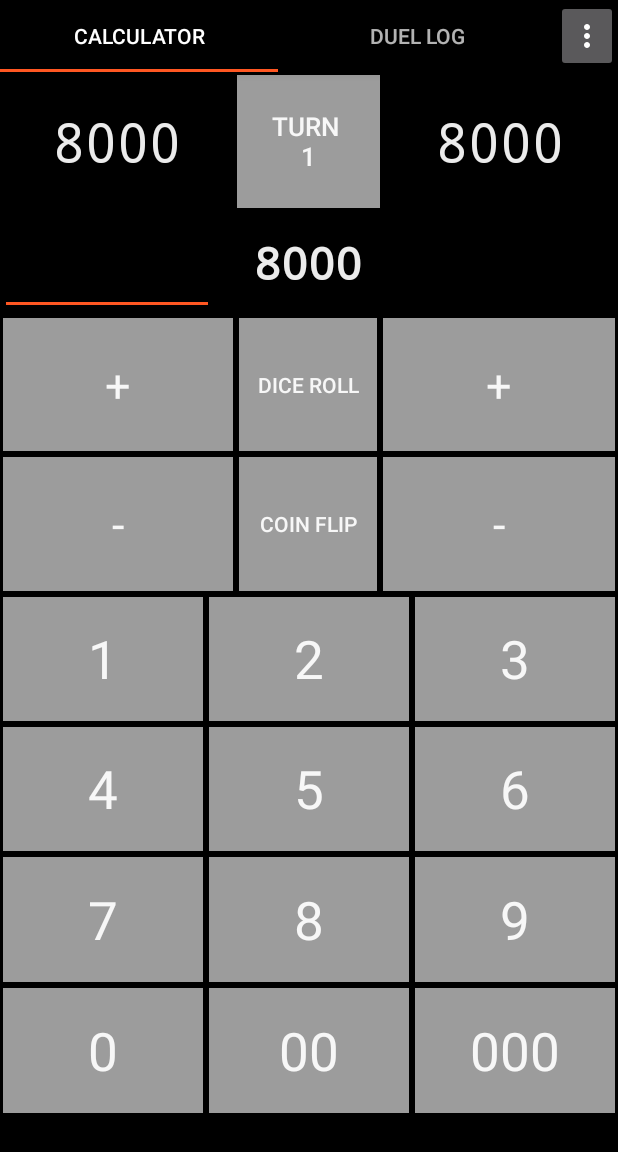
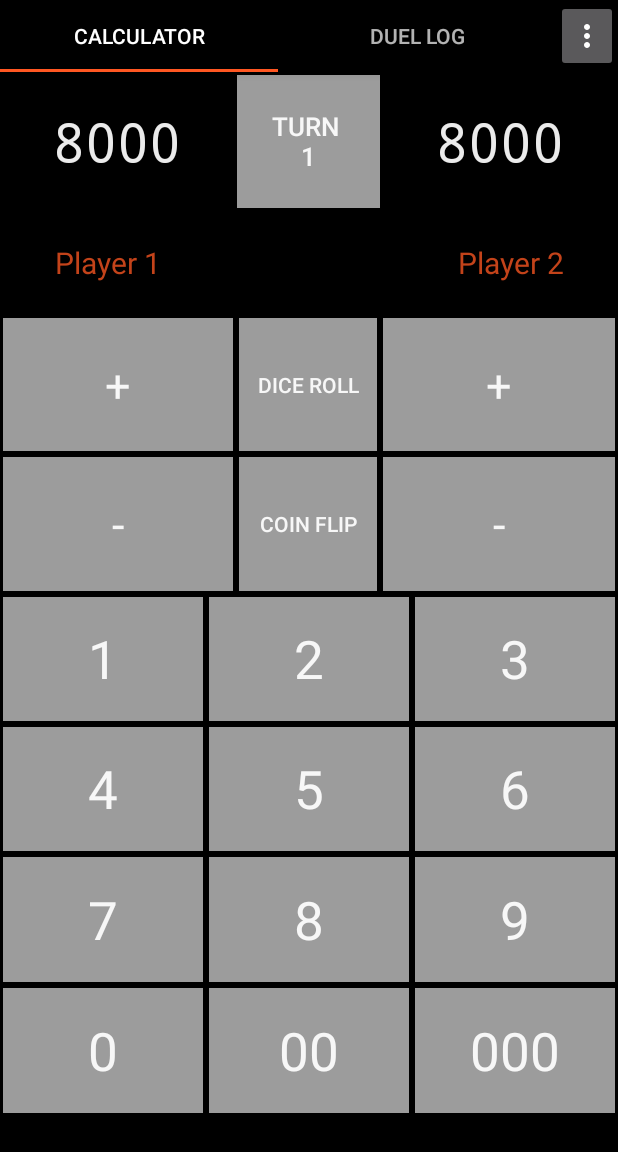
Before and after one commit to amicloud/SideDeck, an Android app: the screen it shows after launch (MainActivity), on a phone screen of 412 x 824 dp. Shown: the top 1152 px of the screen. Run offline under Robolectric (Android 15) with nearby library versions, the phone set to English and light mode, and no system bars; our stand-ins replace AdMob.

Commit message:
-Fixed sound -Finally fixed the focus issue with the EditTexts, now removes focus when the enter button is clicked proberly -Added toast for LP change, not sure if I want to keep that -Tidied up on create functions, moving a lot of stuff to helper methods

```diff
--- a/app/src/main/java/com/outplaysoftworks/sidedeck/CalcFragment.java
+++ b/app/src/main/java/com/outplaysoftworks/sidedeck/CalcFragment.java
@@ -2,10 +2,16 @@ package com.outplaysoftworks.sidedeck;
 
 
 import android.animation.ValueAnimator;
+import android.app.Activity;
 import android.content.Context;
+import android.inputmethodservice.Keyboard;
+import android.media.AudioManager;
 import android.media.MediaPlayer;
+import android.media.SoundPool;
 import android.os.Bundle;
 import android.support.v4.app.Fragment;
+import android.text.method.KeyListener;
+import android.view.KeyCharacterMap;
 import android.view.KeyEvent;
 import android.view.LayoutInflater;
 import android.view.View;
@@ -14,6 +20,7 @@ import android.view.inputmethod.InputMethodManager;
 import android.widget.Button;
 import android.widget.EditText;
 import android.widget.TextView;
+import android.widget.Toast;
 
 import org.w3c.dom.Text;
 
@@ -27,9 +34,14 @@ public class CalcFragment extends Fragment {
     static TextView playerOneLP;
     static TextView playerTwoLP;
     static Button turnButton;
-    EditText playerOneName;
-    EditText playerTwoName;
+    static EditText playerOneName;
+    static EditText playerTwoName;
+    static SoundPool soundPool;
+    static Integer lpCounterSoundId;
+    static Context ourContext;
+    static Toast lpToast;
 
+    static Integer numberTransitionDuration = 1050;
     public static Integer defaultLP = 8000;
     static Integer turnNumber = 0;
     static Integer currentLP1 = defaultLP;
@@ -50,32 +62,52 @@ public class CalcFragment extends Fragment {
         // Inflate the layout for this fragment
         View view = inflater.inflate(R.layout.fragment_calc, container, false);
         //Assign view variables after inflation is done
-        numberHolder = (TextView)view.findViewById(R.id.numberHolder);
-        playerOneLP = (TextView)view.findViewById(R.id.playerOneLP);
-        playerOneLP.setText(defaultLP.toString());
-        playerTwoLP = (TextView)view.findViewById(R.id.playerTwoLP);
-        playerTwoLP.setText(defaultLP.toString());
-        turnButton = (Button)view.findViewById(R.id.buttonTurn);
-        playerOneName = (EditText)view.findViewById(R.id.playerOneName);
-        playerTwoName = (EditText)view.findViewById(R.id.playerTwoName);
-
+        assignVariableIds(view);
+        makeListeners();
+        soundPool = new SoundPool(12, AudioManager.STREAM_MUSIC, 0);
+        lpCounterSoundId = soundPool.load(view.getContext(), R.raw.lpcountersound, 1);
 
 
         //return that view
+        return view;
+    }
 
-        return view;
+    private void makeListeners(){
+        playerOneName.setOnKeyListener(new View.OnKeyListener() {
+            @Override
+            public boolean onKey(View v, int keyCode, KeyEvent event) {
+                if(event.getKeyCode() == KeyEvent.KEYCODE_ENTER){
+                    v.clearFocus();
+                    hideKeyboardFrom(getContext(), v);
+                    return true;
+                }
+                return false;
+            }
+        });
+        playerTwoName.setOnKeyListener(new View.OnKeyListener() {
+            @Override
+            public boolean onKey(View v, int keyCode, KeyEvent event) {
+                if(event.getKeyCode() == KeyEvent.KEYCODE_ENTER){
+                    v.clearFocus();
+                    hideKeyboardFrom(getContext(), v);
+                    return true;
+                }
+                return false;
+            }
+        });
+
+
     }
 
     public static void setNumberHolderText(String value){
         numberHolder.setText(value);
     }
 
-
     //Animates the transition between numbers when calculation is performed
     public static void animateTextView(int initialValue, int finalValue, final TextView textview) {
         if(initialValue != finalValue) { //will not do anything if both values are equal
             ValueAnimator valueAnimator = ValueAnimator.ofInt((int) initialValue, (int) finalValue);
-            valueAnimator.setDuration(1000);
+            valueAnimator.setDuration(numberTransitionDuration);
 
             valueAnimator.addUpdateListener(new ValueAnimator.AnimatorUpdateListener() {
                 @Override
@@ -90,17 +122,20 @@ public class CalcFragment extends Fragment {
 
     }
 
-
-
     //Changes LP
     public static void modLP(String tag, int value){
         previousLP1 = currentLP1;
         previousLP2 = currentLP2;
+        String toastText = "";
+        if(value != 0){
+            soundPool.play(lpCounterSoundId, 1, 1, 1, 0, 1);
+        }
         switch (tag){
             case "1+":
-                if(currentLP1 + value < 999999)
+                if(currentLP1 + value < 999999){
                     currentLP1 += value;
-                else
+                    toastText = "Added " + value +" LP to " + playerOneName.getText().toString() ;
+                }else
                     currentLP1 = 999999;
                 break;
             case "1-":
@@ -108,7 +143,6 @@ public class CalcFragment extends Fragment {
                 currentLP1 -= value;
                 else
                     currentLP1 = 0;
-
                 break;
             case "2+":
                 if(currentLP2 + value < 999999)
@@ -123,8 +157,31 @@ public class CalcFragment extends Fragment {
                     currentLP2 = 0;
                 break;
         }
+        //TODO: Create more toasts
+        lpToast = Toast.makeText(ourContext, toastText, Toast.LENGTH_SHORT);
+        lpToast.show();
         animateTextView(previousLP1, currentLP1, playerOneLP);
         animateTextView(previousLP2, currentLP2, playerTwoLP);
+
+    }
+
+    //Assigns view variables with java ids
+    private void assignVariableIds(View view){
+        numberHolder = (TextView)view.findViewById(R.id.numberHolder);
+        playerOneLP = (TextView)view.findViewById(R.id.playerOneLP);
+        playerOneLP.setText(defaultLP.toString());
+        playerTwoLP = (TextView)view.findViewById(R.id.playerTwoLP);
+        playerTwoLP.setText(defaultLP.toString());
+        turnButton = (Button)view.findViewById(R.id.buttonTurn);
+        playerOneName = (EditText)view.findViewById(R.id.playerOneName);
+        playerTwoName = (EditText)view.findViewById(R.id.playerTwoName);
+        ourContext = getContext();
+
+    }
+
+    public static void hideKeyboardFrom(Context context, View view) {
+        InputMethodManager imm = (InputMethodManager) context.getSystemService(Activity.INPUT_METHOD_SERVICE);
+        imm.hideSoftInputFromWindow(view.getWindowToken(), 0);
     }
 
 }
--- a/app/src/main/res/layout/fragment_calc.xml
+++ b/app/src/main/res/layout/fragment_calc.xml
@@ -66,9 +66,12 @@
 
             <!--Second layout, for the player names and working number for LP calc-->
             <LinearLayout
+                android:id="@+id/nameLayout"
                 android:layout_width="match_parent"
                 android:layout_height="0dp"
-                android:layout_weight="3">
+                android:layout_weight="3"
+                android:focusableInTouchMode="true"
+                android:descendantFocusability="beforeDescendants">
 
                 <EditText
                     android:cursorVisible="false"
@@ -83,8 +86,18 @@
                     android:elevation="0dp"
                     android:gravity="left|center_vertical"
                     android:typeface="sans"
-                    android:textColor="@color/icons"
-                    android:textSize="20dp" />
+                    android:textColor="@color/accenttranslucent"
+                    android:textSize="20dp"
+                    android:textIsSelectable="false"
+                    android:clickable="true"
+                    android:focusable="true"
+                    android:focusableInTouchMode="true"
+                    android:selectAllOnFocus="true"
+                    android:textColorHint="@color/accenttranslucent"
+                    android:elegantTextHeight="false"
+                    android:capitalize="words"
+                    android:textAlignment="center"
+                    android:text="Player 1" />
 
                 <TextView android:id="@+id/numberHolder"
                     android:layout_width="0dp"
@@ -94,7 +107,6 @@
                     android:typeface="monospace"
                     android:maxLines="1"
                     android:shadowColor="#b0b0b0"
-                    android:text="8000"
                     android:gravity="center"
                     android:textSize="30dp"
                     android:elevation="0dp"
@@ -109,15 +121,23 @@
                     android:layout_weight="4"
                     android:hint="Player 2"
                     android:id="@+id/playerTwoName"
-                    android:textAlignment="textEnd"
+                    android:textAlignment="center"
                     android:gravity="center_vertical|end"
                     android:singleLine="true"
                     android:maxLines="1"
                     android:lines="1"
                     android:elevation="0dp"
                     android:typeface="sans"
-                    android:textColor="@color/icons"
-                    android:textSize="20dp" />
+                    android:textColor="@color/accenttranslucent"
+                    android:textSize="20dp"
+                    android:clickable="true"
+                    android:focusable="true"
+                    android:focusableInTouchMode="true"
+                    android:selectAllOnFocus="true"
+                    android:textColorHint="@color/accenttranslucent"
+                    android:elegantTextHeight="false"
+                    android:capitalize="words"
+                    android:text="Player 2" />
 
             </LinearLayout>
 
--- a/app/src/main/res/menu/actions.xml
+++ b/app/src/main/res/menu/actions.xml
@@ -1,7 +1,7 @@
 <?xml version="1.0" encoding="utf-8"?>
 <menu xmlns:android="http://schemas.android.com/apk/res/android">
-    <item android:id="@+id/button1"
-        android:title="button1"/>
+    <item android:id="@+id/menuItemReset"
+        android:title="Reset"/>
     <item android:id="@+id/button2"
         android:title="button2"/>
 
--- a/app/src/main/res/values/colors.xml
+++ b/app/src/main/res/values/colors.xml
@@ -3,11 +3,12 @@
     <color name="primary">#000000</color>
     <color name="primary_dark">#616161</color>
     <color name="primary_light">#9c9c9c</color>
-    <color name="accent">#FF5722</color>
+    <color name="accent">#ff5722</color>
     <color name="primary_text">#ebffffff</color>
     <color name="secondary_text">#b3b3b3</color>
     <color name="icons">#ffffff</color>
     <color name="divider">#B6B6B6</color>
 
     <color name="trans">#00b3e5fc</color>
+    <color name="accenttranslucent">#c3ff5722</color>
 </resources>
--- a/app/src/main/res/values/strings.xml
+++ b/app/src/main/res/values/strings.xml
@@ -6,8 +6,4 @@
 
     <string name="action_settings">Settings</string>
 
-    <!-- TODO: Remove or change this placeholder text -->
-    <string name="hello_blank_fragment">Hello blank fragment</string>
-    <string name="title_activity_main">MainActivity</string>
-    <string name="section_format">Hello World from section: %1$d</string>
 </resources>
```
Also changed, not shown: app/src/main/java/com/outplaysoftworks/sidedeck/MainActivity.java (+7 -0 lines), 1 other file.
